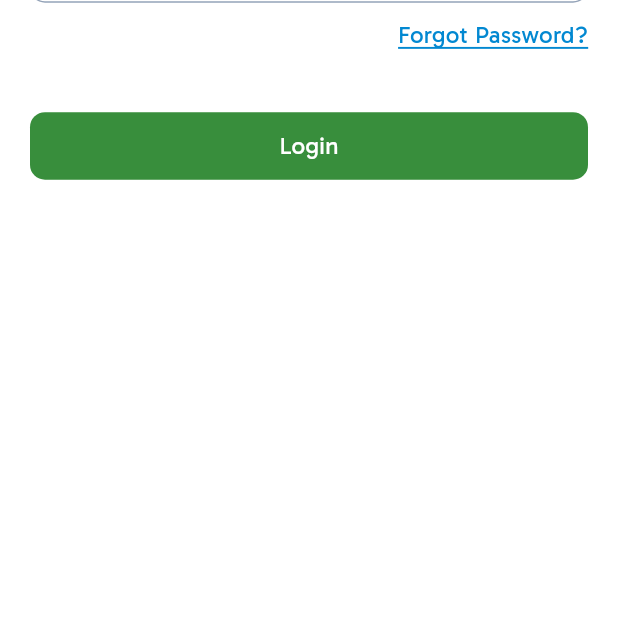
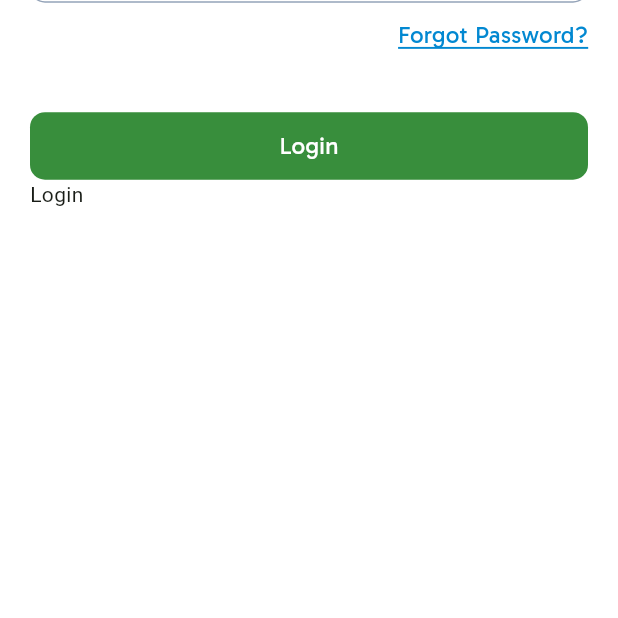
Before and after one commit to FahadMehboob/Match-Lagao, a Flutter app: the screen it shows after launch, on a phone screen of 412 x 824 dp, the part 618-1236 px from its top. Run offline on Flutter 3.47's test engine with Material 3 defaults, Android fonts, the phone set to English and light mode, and no system bars; our stand-ins replace get.

Commit message:
round_button component done

```diff
--- /dev/null
+++ b/lib/components/round_button.dart
@@ -0,0 +1,49 @@
+import 'package:flutter/material.dart';
+
+import '../res/app_colors/app_colors.dart';
+import '../res/fonts/app_fonts.dart';
+
+class RoundButton extends StatelessWidget {
+  const RoundButton({
+    super.key,
+    required this.title,
+    this.loading = false,
+    this.width = double.infinity,
+    this.height = 45,
+    required this.onPress,
+    this.buttonColor = AppColors.primaryColor,
+    this.textColor = AppColors.backgroundColor,
+  });
+  final bool loading;
+  final String title;
+  final double height, width;
+  final VoidCallback onPress;
+  final Color textColor, buttonColor;
+
+  @override
+  Widget build(BuildContext context) {
+    return GestureDetector(
+      onTap: onPress,
+      child: Container(
+        height: height,
+        width: width,
+        decoration: BoxDecoration(
+            color: buttonColor, borderRadius: BorderRadius.circular(10)),
+        child: Center(
+          child: loading
+              ? SizedBox(
+                  height: 35,
+                  child: CircularProgressIndicator(
+                    color: AppColors.backgroundColor.withOpacity(0.8),
+                  ),
+                )
+              : Text(
+                  title,
+                  style: AppFonts.gabaritoRegular
+                      .copyWith(fontSize: 16, color: AppColors.backgroundColor),
+                ),
+        ),
+      ),
+    );
+  }
+}
--- a/lib/view/login/login_screen.dart
+++ b/lib/view/login/login_screen.dart
@@ -4,6 +4,8 @@ import 'package:match_lagao/res/app_colors/app_colors.dart';
 import 'package:match_lagao/res/fonts/app_fonts.dart';
 import 'package:match_lagao/utils/utils.dart';
 import 'package:match_lagao/view_model/controllers/login/login_controller.dart';
+
+import '../../components/round_button.dart';
 
 class LoginScreen extends StatelessWidget {
   LoginScreen({super.key});
@@ -139,29 +141,16 @@ class LoginScreen extends StatelessWidget {
                 const SizedBox(height: 40),
 
                 // Submit Button
-                GestureDetector(
-                  onTap: () {
-                    // Step 3: Validate on submit
+                RoundButton(
+                  title: 'login'.tr,
+                  onPress: () {
                     if (_formKey.currentState!.validate()) {
-                      // Success
-                      Get.snackbar("Success", "Form is valid");
+                      Utils.snackBar('Success', 'Form Submitted');
                     }
                   },
-                  child: Container(
-                    height: 45,
-                    width: double.infinity,
-                    decoration: BoxDecoration(
-                        color: AppColors.primaryColor,
-                        borderRadius: BorderRadius.circular(10)),
-                    child: Center(
-                      child: Text(
-                        "Login",
-                        style: AppFonts.gabaritoRegular.copyWith(
-                            fontSize: 16, color: AppColors.backgroundColor),
-                      ),
-                    ),
-                  ),
-                )
+                ),
+                const Spacer(),
+                Text.rich(TextSpan(text: 'login'.tr))
               ],
             ),
           ),
```
